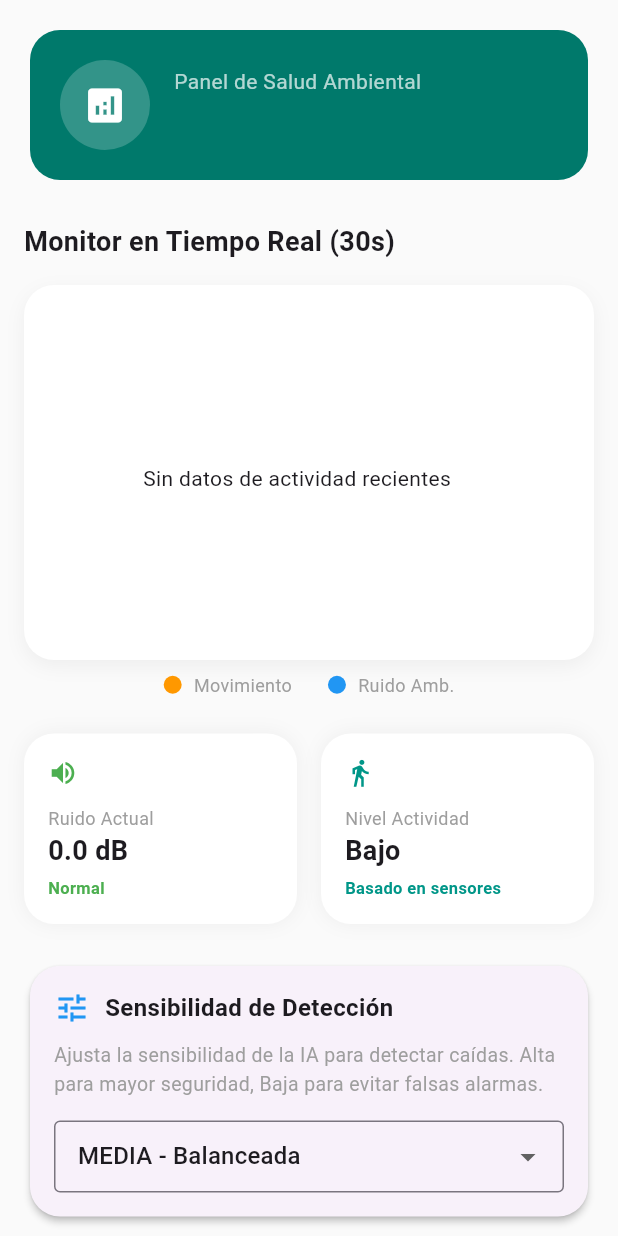
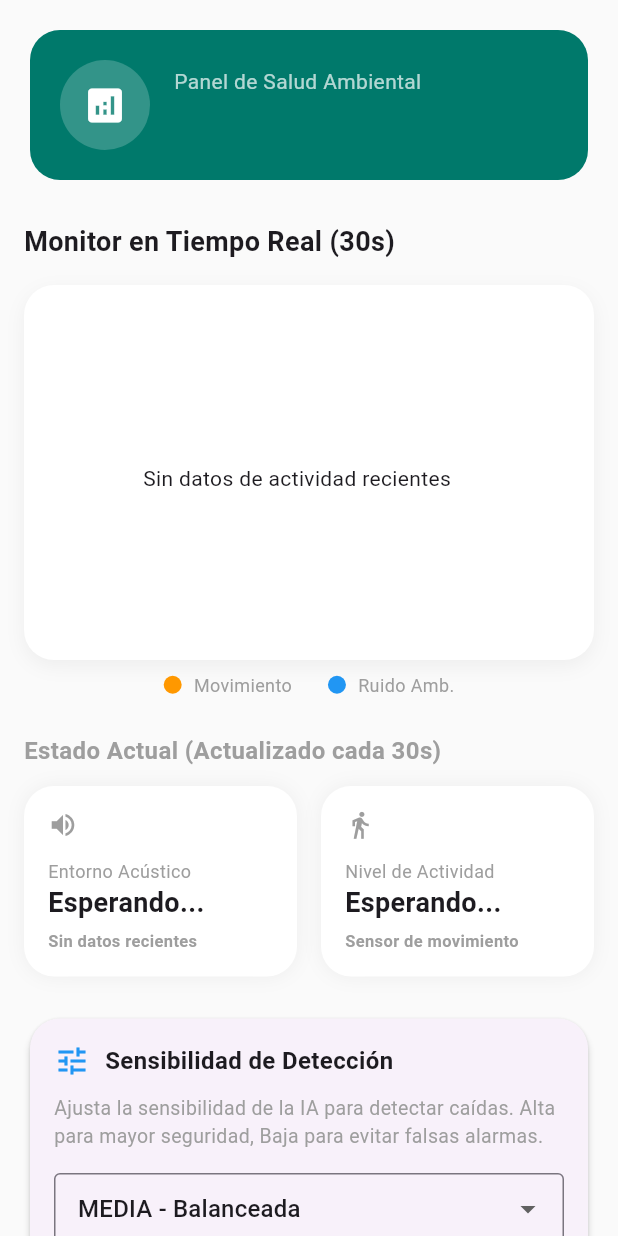
Before and after one commit to KerBeGo/Homeguard, a Flutter app: the DashboardPaciente screen opened directly with empty values, on a phone screen of 412 x 824 dp. Run offline on Flutter 3.47's test engine with Material 3 defaults, Android fonts, the phone set to English and light mode, and no system bars; our stand-ins replace battery_plus, cloud_firestore, firebase_auth, firebase_core, firebase_messaging, fl_chart and 10 more; missing offline and left inert: another_telephony, audio_session, fftea, record, tflite_flutter; accounts and stored records are empty.

Commit message:
Fix caregiver profile patient count and simplify environmental dashboard UI

```diff
--- a/lib/screens/cuidador/dashboard_paciente.dart
+++ b/lib/screens/cuidador/dashboard_paciente.dart
@@ -280,7 +280,15 @@ class _DashboardPacienteState extends State<DashboardPaciente> {
   }
 
   Widget _buildEnvironmentSummary() {
-    return StreamBuilder<QuerySnapshot>(
+    return Column(
+      crossAxisAlignment: CrossAxisAlignment.start,
+      children: [
+        const Text(
+          "Estado Actual (Actualizado cada 30s)",
+          style: TextStyle(fontSize: 16, fontWeight: FontWeight.bold, color: Colors.grey),
+        ),
+        const SizedBox(height: 12),
+        StreamBuilder<QuerySnapshot>(
           stream: FirebaseFirestore.instance
               .collection('users')
               .doc(widget.patientId)
@@ -299,30 +307,65 @@ class _DashboardPacienteState extends State<DashboardPaciente> {
               if (currentActivity < 0) currentActivity = 0;
             }
 
+            String noiseLevel = "Esperando...";
+            Color noiseColor = Colors.grey;
+            if (currentNoise > 0) {
+              if (currentNoise < 40) {
+                noiseLevel = "Silencioso";
+                noiseColor = Colors.green;
+              } else if (currentNoise < 60) {
+                noiseLevel = "Normal";
+                noiseColor = Colors.teal;
+              } else if (currentNoise < 75) {
+                noiseLevel = "Voces / TV";
+                noiseColor = Colors.orange;
+              } else {
+                noiseLevel = "Ruidoso";
+                noiseColor = Colors.red;
+              }
+            }
+
+            String actLevel = "Esperando...";
+            Color actColor = Colors.grey;
+            if (snapshot.hasData && snapshot.data!.docs.isNotEmpty) {
+              if (currentActivity <= 0.05) {
+                actLevel = "En Reposo";
+                actColor = Colors.blue;
+              } else if (currentActivity < 0.5) {
+                actLevel = "Movimiento Leve";
+                actColor = Colors.teal;
+              } else {
+                actLevel = "Activo";
+                actColor = Colors.orange;
+              }
+            }
+
             return Row(
               children: [
                 Expanded(
                   child: _buildMetricCard(
-                "Ruido Actual",
-                "${currentNoise.toStringAsFixed(1)} dB",
-                currentNoise > 70 ? "Elevado" : "Normal",
-                currentNoise > 70 ? Colors.red : Colors.green,
+                    "Entorno Acústico",
+                    noiseLevel,
+                    currentNoise > 0 ? "~${currentNoise.toStringAsFixed(0)} dB" : "Sin datos recientes",
+                    noiseColor,
                     Icons.volume_up,
                   ),
                 ),
                 const SizedBox(width: 16),
                 Expanded(
                   child: _buildMetricCard(
-                "Nivel Actividad",
-                currentActivity > 0.3 ? "Activo" : "Bajo",
-                "Basado en sensores",
-                Colors.teal,
+                    "Nivel de Actividad",
+                    actLevel,
+                    "Sensor de movimiento",
+                    actColor,
                     Icons.directions_walk,
                   ),
                 ),
               ],
             );
           },
+        ),
+      ],
     );
   }
 
--- a/lib/screens/cuidador/perfil_cuidador.dart
+++ b/lib/screens/cuidador/perfil_cuidador.dart
@@ -83,7 +83,7 @@ class PerfilCuidador extends StatelessWidget {
                     title: const Text('Pacientes vinculados'),
                     subtitle: FutureBuilder<QuerySnapshot>(
                       future: FirebaseFirestore.instance
-                          .collection('users')
+                          .collection('connections')
                           .where('cuidadorId', isEqualTo: user.uid)
                           .get(),
                       builder: (context, snapshot) {
```
Lines whose indentation alone changed are shown as unchanged.
